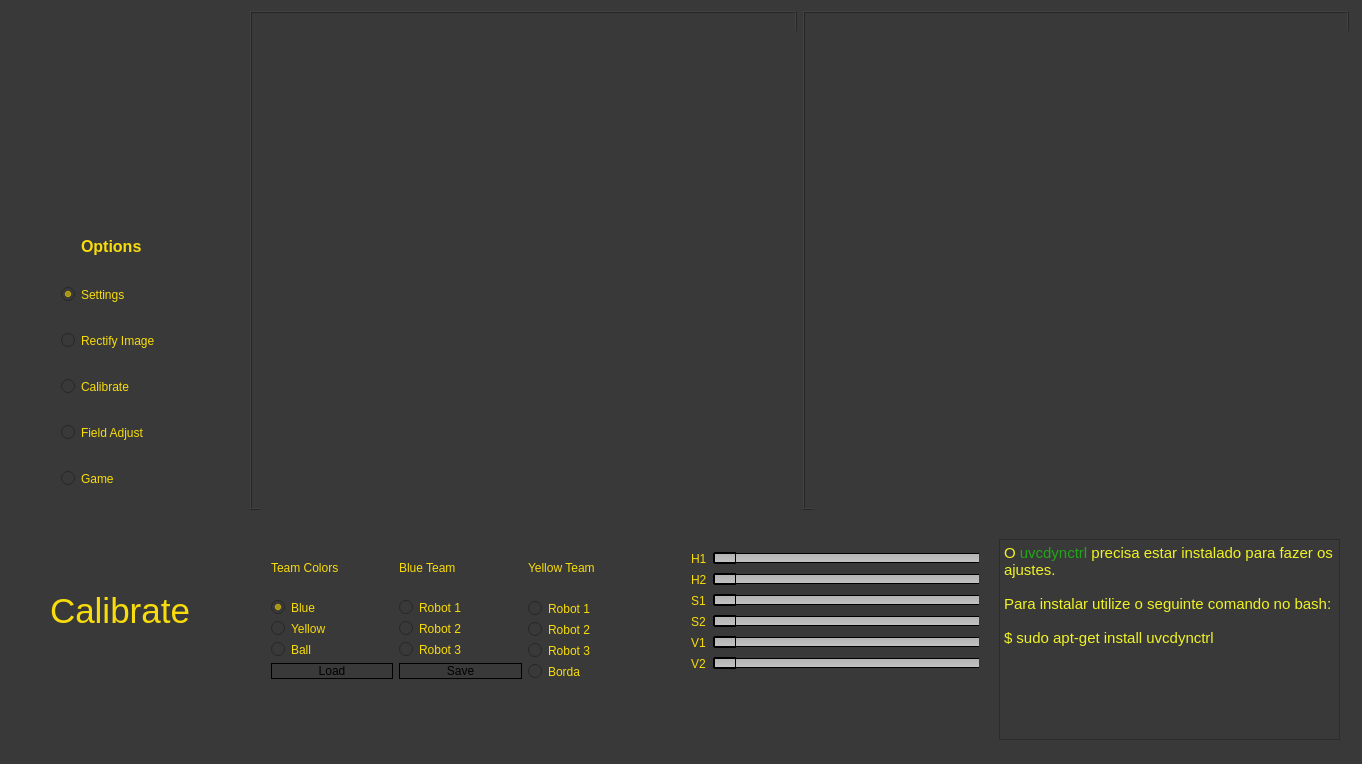
This is Interface/mainwindow.ui in psenna/RobokVSS_A as Qt 5 draws it before an edit. The edited form follows.
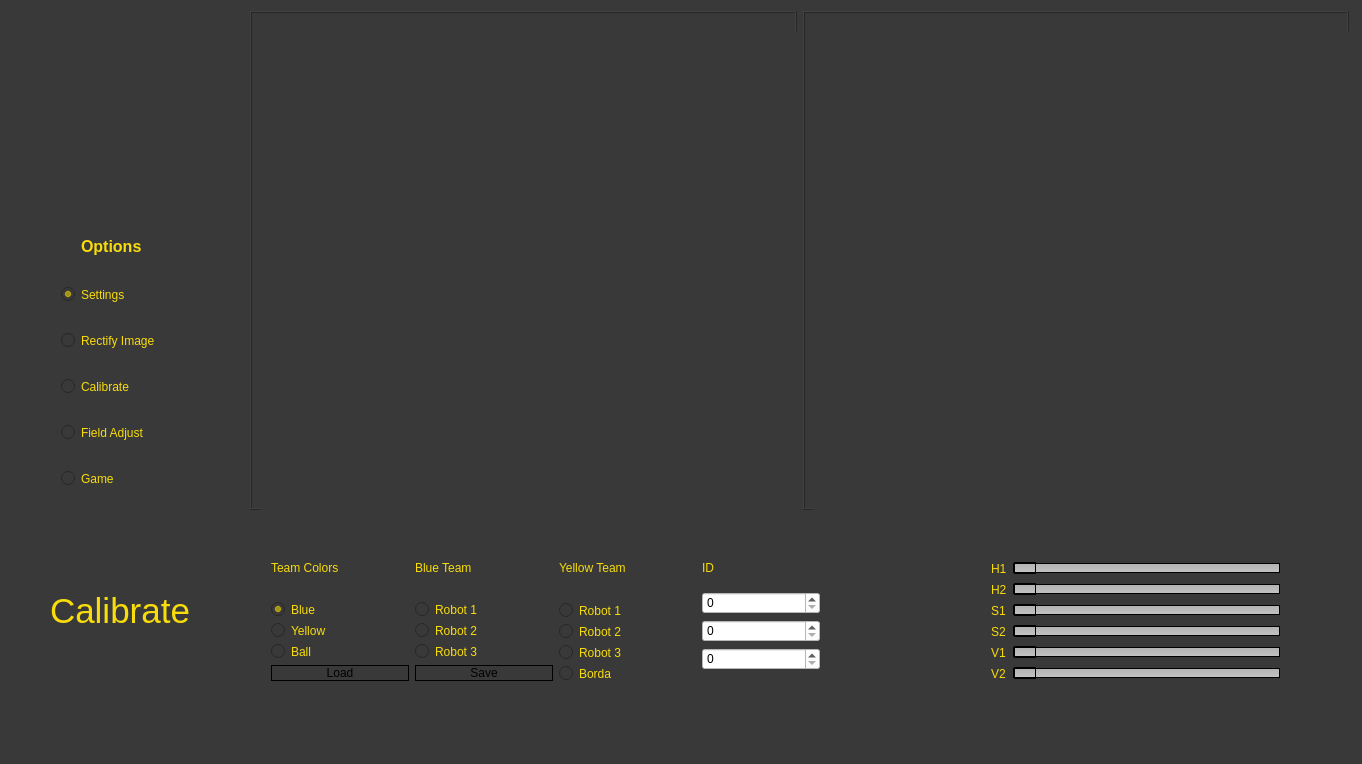
This is the edited form. The open tabs and pages were chosen to show the change. Icons and pictures are not drawn.

What changed in the file:
```diff
--- a/Interface/mainwindow.ui
+++ b/Interface/mainwindow.ui
@@ -280,7 +280,7 @@
       <rect>
        <x>-1</x>
        <y>-1</y>
-       <width>991</width>
+       <width>1361</width>
        <height>241</height>
       </rect>
      </property>
@@ -1121,8 +1121,8 @@
            <rect>
             <x>250</x>
             <y>20</y>
-            <width>401</width>
-            <height>140</height>
+            <width>591</width>
+            <height>142</height>
            </rect>
           </property>
           <layout class="QHBoxLayout" name="horizontalLayout_10">
@@ -1336,13 +1336,91 @@
              </item>
             </layout>
            </item>
+           <item>
+            <layout class="QHBoxLayout" name="horizontalLayout_16">
+             <item>
+              <layout class="QVBoxLayout" name="verticalLayout_9">
+               <item>
+                <widget class="QLabel" name="label_34">
+                 <property name="styleSheet">
+                  <string notr="true">color: #f8dc0b;</string>
+                 </property>
+                 <property name="text">
+                  <string>ID</string>
+                 </property>
+                </widget>
+               </item>
+               <item>
+                <spacer name="verticalSpacer_5">
+                 <property name="orientation">
+                  <enum>Qt::Vertical</enum>
+                 </property>
+                 <property name="sizeHint" stdset="0">
+                  <size>
+                   <width>20</width>
+                   <height>40</height>
+                  </size>
+                 </property>
+                </spacer>
+               </item>
+               <item>
+                <widget class="QSpinBox" name="spinBoxID1">
+                 <property name="styleSheet">
+                  <string notr="true">background-color: rgb(255, 255, 255);</string>
+                 </property>
+                </widget>
+               </item>
+               <item>
+                <widget class="QSpinBox" name="spinBoxID2">
+                 <property name="styleSheet">
+                  <string notr="true">background-color: rgb(255, 255, 255);</string>
+                 </property>
+                </widget>
+               </item>
+               <item>
+                <widget class="QSpinBox" name="spinBoxID3">
+                 <property name="styleSheet">
+                  <string notr="true">background-color: rgb(255, 255, 255);</string>
+                 </property>
+                </widget>
+               </item>
+               <item>
+                <spacer name="verticalSpacer_3">
+                 <property name="orientation">
+                  <enum>Qt::Vertical</enum>
+                 </property>
+                 <property name="sizeHint" stdset="0">
+                  <size>
+                   <width>20</width>
+                   <height>40</height>
+                  </size>
+                 </property>
+                </spacer>
+               </item>
+              </layout>
+             </item>
+             <item>
+              <spacer name="verticalSpacer">
+               <property name="orientation">
+                <enum>Qt::Vertical</enum>
+               </property>
+               <property name="sizeHint" stdset="0">
+                <size>
+                 <width>20</width>
+                 <height>40</height>
+                </size>
+               </property>
+              </spacer>
+             </item>
+            </layout>
+           </item>
           </layout>
          </widget>
          <widget class="QWidget" name="formLayoutWidget">
           <property name="geometry">
            <rect>
-            <x>670</x>
-            <y>10</y>
+            <x>970</x>
+            <y>20</y>
             <width>311</width>
             <height>188</height>
            </rect>
@@ -2422,48 +2500,6 @@
       </item>
      </layout>
     </widget>
-    <widget class="QStackedWidget" name="stackWidgetInfo">
-     <property name="geometry">
-      <rect>
-       <x>999</x>
-       <y>9</y>
-       <width>351</width>
-       <height>231</height>
-      </rect>
-     </property>
-     <property name="styleSheet">
-      <string notr="true">background-color: #393939;
-border-top-color: rgb(0, 0, 0);
-border-color: #393939;
-</string>
-     </property>
-     <property name="currentIndex">
-      <number>2</number>
-     </property>
-     <widget class="QWidget" name="SettingsInfo">
-      <widget class="QTextEdit" name="textEdit">
-       <property name="geometry">
-        <rect>
-         <x>0</x>
-         <y>10</y>
-         <width>341</width>
-         <height>201</height>
-        </rect>
-       </property>
-       <property name="html">
-        <string>&lt;!DOCTYPE HTML PUBLIC &quot;-//W3C//DTD HTML 4.0//EN&quot; &quot;http://www.w3.org/TR/REC-html40/strict.dtd&quot;&gt;
-&lt;html&gt;&lt;head&gt;&lt;meta name=&quot;qrichtext&quot; content=&quot;1&quot; /&gt;&lt;style type=&quot;text/css&quot;&gt;
-p, li { white-space: pre-wrap; }
-&lt;/style&gt;&lt;/head&gt;&lt;body style=&quot; font-family:'Droid Sans'; font-size:9.7002pt; font-weight:400; font-style:normal;&quot;&gt;
-&lt;p style=&quot; margin-top:0px; margin-bottom:0px; margin-left:0px; margin-right:0px; -qt-block-indent:0; text-indent:0px;&quot;&gt;&lt;span style=&quot; font-family:'Ubuntu'; font-size:11pt; color:#f0f324;&quot;&gt;O &lt;/span&gt;&lt;span style=&quot; font-family:'Ubuntu'; font-size:11pt; color:#22a617;&quot;&gt;uvcdynctrl&lt;/span&gt;&lt;span style=&quot; font-family:'Ubuntu'; font-size:11pt; color:#f0f324;&quot;&gt; precisa estar instalado para fazer os ajustes.&lt;br /&gt;&lt;br /&gt;Para instalar utilize o seguinte comando no bash:&lt;br /&gt;&lt;br /&gt;$ sudo apt-get install uvcdynctrl&lt;/span&gt;&lt;/p&gt;&lt;/body&gt;&lt;/html&gt;</string>
-       </property>
-      </widget>
-     </widget>
-     <widget class="QWidget" name="RectfyInfo"/>
-     <widget class="QWidget" name="CalibrateInfo"/>
-     <widget class="QWidget" name="FieldInfo"/>
-     <widget class="QWidget" name="GameInfo"/>
-    </widget>
    </widget>
    <widget class="QWidget" name="horizontalLayoutWidget_2">
     <property name="geometry">
```
Left out of the diff: 267 changed lines with no effect on the pictures.
